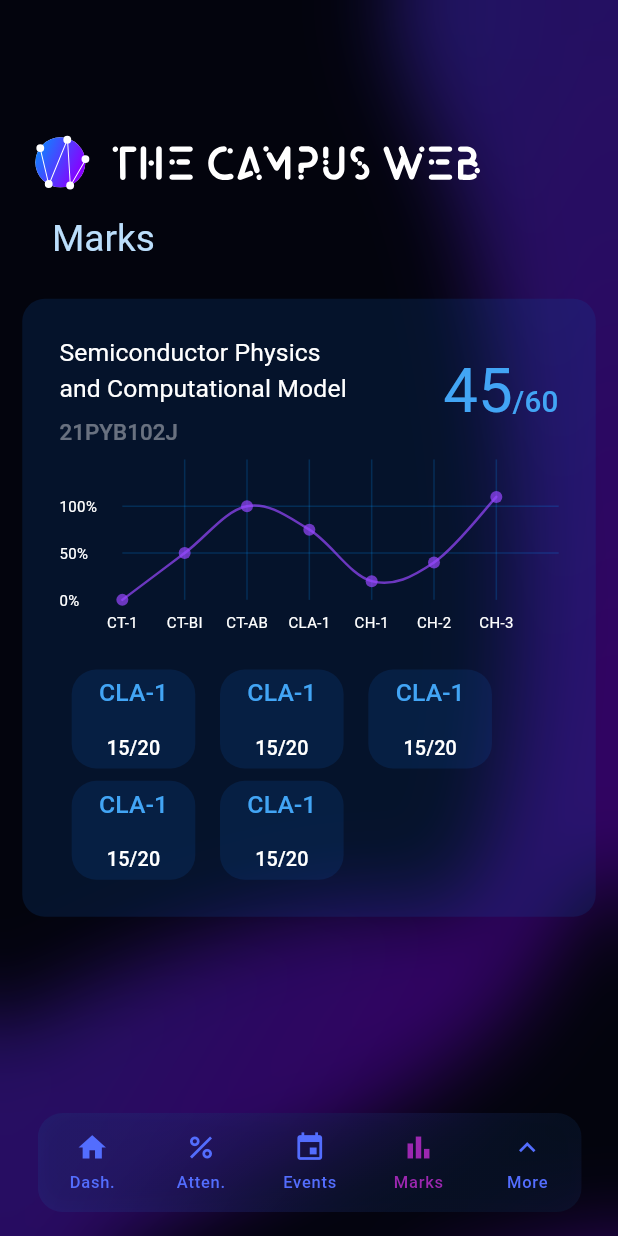
After one commit to TanishqPokharia/CampusApp, a Flutter app: the screen it shows after launch, item 4 of the bottom bar chosen, on a phone screen of 412 x 824 dp. The commit adds this screen. Run offline on Flutter 3.47's test engine with Material 3 defaults, Android fonts, the phone set to English and light mode, and no system bars; drawn by our look-alikes of blur, fl_chart; our stand-ins replace awesome_bottom_bar, flutter_carousel_widget, flutter_svg, glass.

Commit message:
added marks and planner widgets

```diff
--- a/lib/widgets/attendance_widget.dart
+++ b/lib/widgets/attendance_widget.dart
@@ -1,5 +1,3 @@
-import 'dart:io';
-
 import 'package:flutter/material.dart';
 import 'package:glass/glass.dart';
 import 'package:campus_app/main.dart';
@@ -64,7 +62,8 @@ class AttendanceWidget extends StatelessWidget {
                           style: context.textSmall,
                         ),
                         Container(
-                          margin: EdgeInsets.only(top: context.responsiveSize(10)),
+                          margin:
+                              EdgeInsets.only(top: context.responsiveSize(10)),
                           width: context.responsiveSize(196),
                           height: context.responsiveSize(31),
                           child: const Row(
--- a/lib/widgets/glass_textformfield.dart
+++ b/lib/widgets/glass_textformfield.dart
@@ -11,6 +11,9 @@ class GlassTextFormField extends StatelessWidget {
     return TextFormField(
             style: const TextStyle(color: Colors.white),
             decoration: InputDecoration(
+                contentPadding: EdgeInsets.symmetric(
+                    horizontal: context.responsiveSize(30),
+                    vertical: context.responsiveSize(20)),
                 hintText: hintText,
                 hintStyle: const TextStyle(color: Colors.white54),
                 border: const OutlineInputBorder(borderSide: BorderSide.none),
--- /dev/null
+++ b/lib/widgets/marks_widgets/ct_marks_widgets.dart
@@ -0,0 +1,33 @@
+import 'package:flutter/material.dart';
+import 'package:campus_app/main.dart';
+
+class CtMarksWidgetCard extends StatelessWidget {
+  const CtMarksWidgetCard({super.key});
+
+  @override
+  Widget build(BuildContext context) {
+    return Container(
+      constraints: BoxConstraints(minWidth: context.responsiveSize(100)),
+      height: context.responsiveSize(80),
+      decoration: BoxDecoration(
+          color: Color.fromRGBO(12, 77, 162, 0.2),
+          borderRadius: BorderRadius.circular(context.responsiveSize(20))),
+      padding: EdgeInsets.symmetric(
+          horizontal: context.responsiveSize(10),
+          vertical: context.responsiveSize(5)),
+      child: Column(
+        mainAxisAlignment: MainAxisAlignment.spaceBetween,
+        children: [
+          Text("CLA-1",
+              style: context.textSmall!.copyWith(
+                  color: Colors.blue.shade400,
+                  fontSize: context.responsiveSize(20))),
+          Text(
+            "15/20",
+            style: context.textSmall!,
+          ),
+        ],
+      ),
+    );
+  }
+}
--- /dev/null
+++ b/lib/widgets/marks_widgets/marks_graph_widget.dart
@@ -0,0 +1,132 @@
+import 'package:fl_chart/fl_chart.dart';
+import 'package:flutter/material.dart';
+import 'package:campus_app/main.dart';
+
+class MarksGraphWidget extends StatelessWidget {
+  const MarksGraphWidget({super.key});
+
+  Widget bottomTitleWidgets(double value, TitleMeta meta) {
+    const style = TextStyle(
+      fontWeight: FontWeight.w400,
+      fontSize: 10,
+    );
+    Widget text;
+    switch (value.toInt()) {
+      case 0:
+        text = const Text('CT-1', style: style);
+        break;
+      case 1:
+        text = const Text('CT-BI', style: style);
+        break;
+      case 2:
+        text = const Text('CT-AB', style: style);
+        break;
+      case 3:
+        text = const Text('CLA-1', style: style);
+        break;
+      case 4:
+        text = const Text('CH-1', style: style);
+        break;
+      case 5:
+        text = const Text('CH-2', style: style);
+        break;
+      case 6:
+        text = const Text('CH-3', style: style);
+        break;
+      default:
+        text = const Text('', style: style);
+        break;
+    }
+
+    return SideTitleWidget(
+      axisSide: meta.axisSide,
+      child: text,
+    );
+  }
+
+  Widget leftTitleWidgets(double value, TitleMeta meta) {
+    const style = TextStyle(
+      fontWeight: FontWeight.w400,
+      fontSize: 10,
+    );
+    String text;
+    switch (value.toInt()) {
+      case 0:
+        text = '0%';
+        break;
+      case 1:
+        text = '50%';
+        break;
+      case 2:
+        text = '100%';
+        break;
+      default:
+        return Container();
+    }
+
+    return Text(text, style: style, textAlign: TextAlign.left);
+  }
+
+  @override
+  Widget build(BuildContext context) {
+    return LineChart(
+      LineChartData(
+        minX: 0,
+        maxX: 7,
+        minY: 0,
+        maxY: 3,
+        gridData: FlGridData(
+          show: true,
+          horizontalInterval: 1,
+          verticalInterval: 1,
+          getDrawingHorizontalLine: (value) => const FlLine(
+              color: Color.fromRGBO(0, 148, 255, 0.2), strokeWidth: 1),
+          getDrawingVerticalLine: (value) => const FlLine(
+              color: Color.fromRGBO(0, 148, 255, 0.2), strokeWidth: 1),
+        ),
+        titlesData: FlTitlesData(
+          bottomTitles: AxisTitles(
+            sideTitles: SideTitles(
+              showTitles: true,
+              reservedSize: 30,
+              getTitlesWidget: bottomTitleWidgets,
+              interval: 1,
+            ),
+          ),
+          leftTitles: AxisTitles(
+            sideTitles: SideTitles(
+              showTitles: true,
+              getTitlesWidget: leftTitleWidgets,
+              reservedSize: 42,
+              interval: 1,
+            ),
+          ),
+          topTitles: const AxisTitles(
+            sideTitles: SideTitles(showTitles: false),
+          ),
+          rightTitles: const AxisTitles(
+            sideTitles: SideTitles(showTitles: false),
+          ),
+        ),
+        borderData: FlBorderData(show: false),
+        lineBarsData: [
+          LineChartBarData(
+            spots: [
+              FlSpot(0, 0),
+              FlSpot(1, 1),
+              FlSpot(2, 2),
+              FlSpot(3, 1.5),
+              FlSpot(4, 0.4),
+              FlSpot(5, 0.8),
+              FlSpot(6, 2.2),
+            ],
+            color: const Color.fromRGBO(151, 71, 255, 0.7),
+            isCurved: true,
+            barWidth: context.responsiveSize(2),
+            isStrokeCapRound: true,
+          ),
+        ],
+      ),
+    );
+  }
+}
--- /dev/null
+++ b/lib/widgets/marks_widgets/marks_widget.dart
@@ -0,0 +1,94 @@
+import 'package:campus_app/main.dart';
+import 'package:campus_app/widgets/marks_widgets/ct_marks_widgets.dart';
+import 'package:flutter/cupertino.dart';
+import 'package:flutter/material.dart';
+import 'package:flutter/rendering.dart';
+import 'package:flutter/widgets.dart';
+
+import 'marks_graph_widget.dart';
+
+class MarksWidget extends StatelessWidget {
+  const MarksWidget({super.key});
+
+  @override
+  Widget build(BuildContext context) {
+    return Container(
+      margin: EdgeInsets.all(context.responsiveSize(10)),
+      padding: EdgeInsets.all(context.responsiveSize(30)),
+      decoration: BoxDecoration(
+        borderRadius: BorderRadius.circular(15),
+        color: const Color.fromRGBO(12, 77, 162, 0.2),
+      ),
+      child: Column(
+        mainAxisAlignment: MainAxisAlignment.spaceAround,
+        crossAxisAlignment: CrossAxisAlignment.center,
+        children: [
+          Row(
+            mainAxisAlignment: MainAxisAlignment.spaceBetween,
+            children: [
+              SizedBox(
+                width: context.responsiveSize(235),
+                height: context.responsiveSize(90),
+                child: Column(
+                  crossAxisAlignment: CrossAxisAlignment.start,
+                  mainAxisAlignment: MainAxisAlignment.spaceBetween,
+                  children: [
+                    Text(
+                      "Semiconductor Physics and Computational Model",
+                      style: context.textSmall!.copyWith(
+                        fontSize: context.responsiveSize(20),
+                        fontWeight: FontWeight.w400,
+                      ),
+                      maxLines: 2,
+                      softWrap: true,
+                    ),
+                    Text(
+                      "21PYB102J",
+                      style: context.textSmall!.copyWith(
+                          color: Colors.white.withOpacity(0.4),
+                          fontSize: context.responsiveSize(18)),
+                    ),
+                  ],
+                ),
+              ),
+              Text.rich(TextSpan(children: [
+                TextSpan(
+                    text: "45",
+                    style: context.textLarge!.copyWith(
+                        color: Colors.blue.shade400,
+                        fontSize: context.responsiveSize(50))),
+                TextSpan(
+                    text: "/60",
+                    style: context.textMedium!
+                        .copyWith(color: Colors.blue.shade400))
+              ]))
+            ],
+          ),
+          SizedBox(height: context.responsiveSize(10)),
+          SizedBox(
+            height: context.responsiveSize(150),
+            child: const MarksGraphWidget(),
+          ),
+          SizedBox(
+            height: context.responsiveSize(20),
+          ),
+          Container(
+            padding: EdgeInsets.only(left: context.responsiveSize(10)),
+            alignment: Alignment.centerLeft,
+            child: Wrap(
+              spacing: context.responsiveSize(20),
+              runSpacing: context.responsiveSize(10),
+              children: const [
+                CtMarksWidgetCard(),
+                CtMarksWidgetCard(),
+                CtMarksWidgetCard(),
+                CtMarksWidgetCard(),
+                CtMarksWidgetCard(),
+              ],
+            ),
+          ),
+        ],
+      ),
+    );
+  }
+}
```
Also changed, not shown: lib/widgets/planner_widgets/calendar.dart (added, +152 -0 lines), lib/widgets/planner_widgets/classes_left.dart (added, +56 -0 lines), lib/widgets/planner_widgets/date_selector.dart (added, +35 -0 lines).
